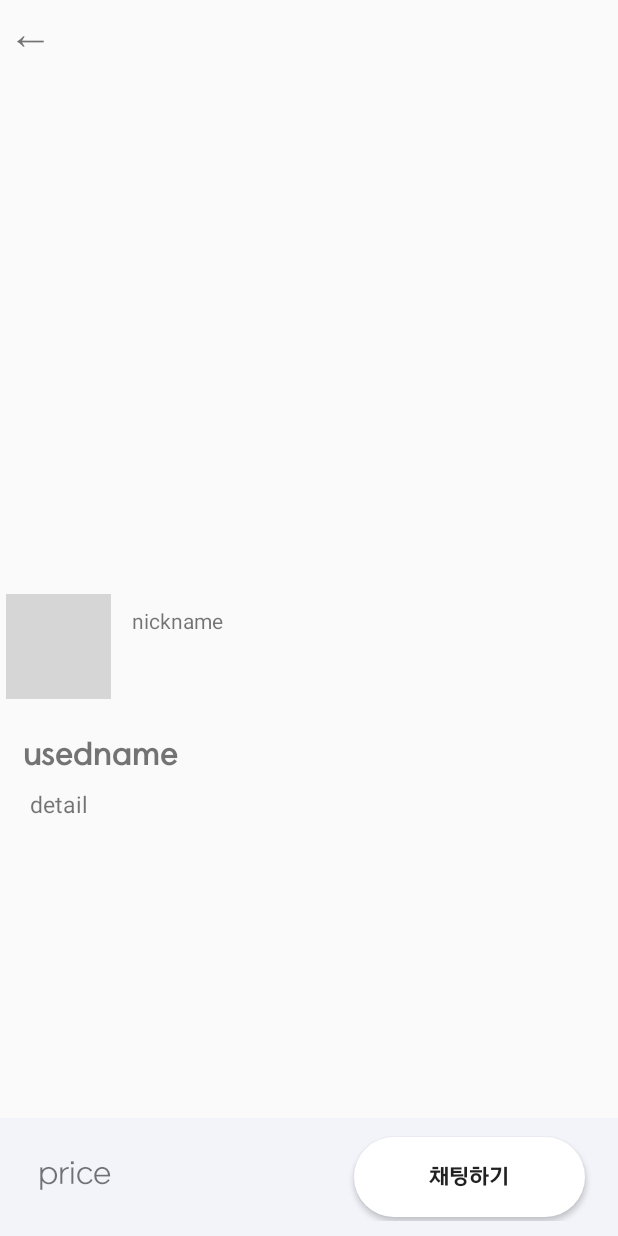
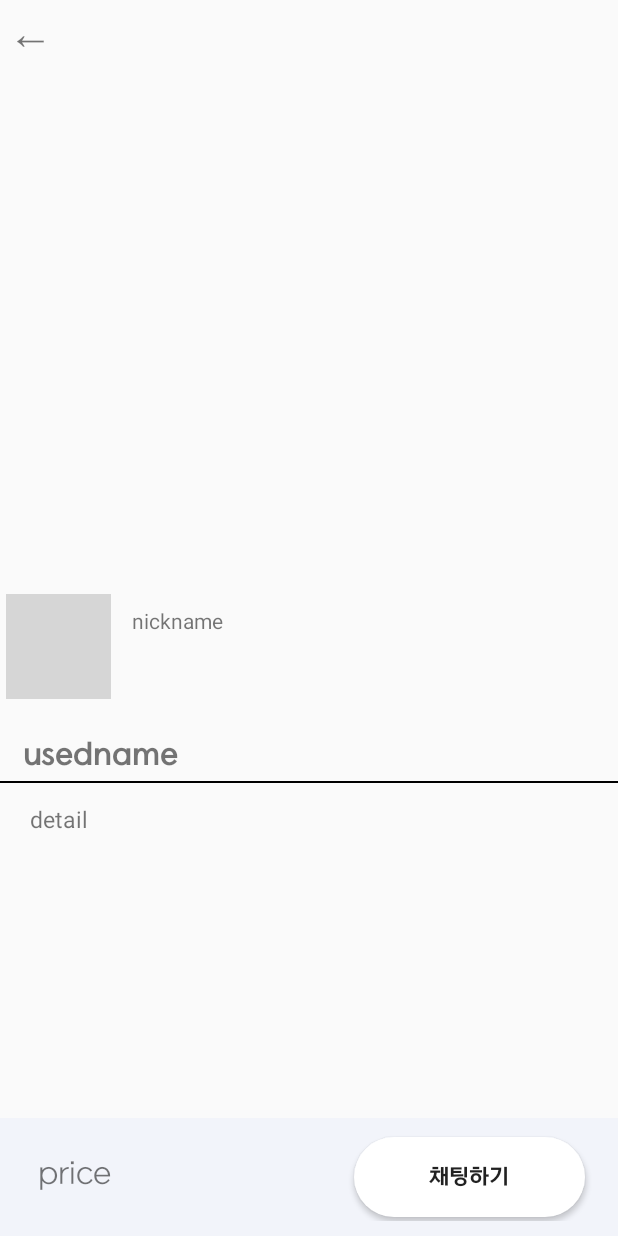
Before and after one commit to Taron8530/Solo_project, an Android app: the layout activity_used_info.xml on its own in the app's theme, with its tools: preview values and no code run, on a phone screen of 412 x 824 dp. Run offline under Robolectric (Android 15) with nearby library versions, the phone set to English and light mode, and no system bars; grey boxes are pictures that could not be loaded.

Commit message:
fixed all

```diff
--- a/app/src/main/java/com/example/solo_project/F_home.java
+++ b/app/src/main/java/com/example/solo_project/F_home.java
@@ -53,7 +53,7 @@ public class F_home extends Fragment {
         recyclerView.setLayoutManager(new LinearLayoutManager(getContext()));
         recyclerView.addItemDecoration(new DividerItemDecoration(getContext(), 1));
         Log.e("onCreateView", "닉네임은:"+nickname);
-        adapter = new main_adapter();
+        adapter = new main_adapter(getContext());
         recyclerView.setAdapter(adapter);
         adapter.setlist(list);
         recyclerView.addOnScrollListener(new RecyclerView.OnScrollListener() {
--- a/app/src/main/java/com/example/solo_project/F_profile.java
+++ b/app/src/main/java/com/example/solo_project/F_profile.java
@@ -110,7 +110,6 @@ public class F_profile extends Fragment {
             public void onClick(View view) {
                 Intent i = new Intent(getActivity(), Video_call_Activity.class);
                 startActivity(i);
-                getActivity().finish();
             }
         });
         creditActivity.setOnClickListener(new View.OnClickListener() {
--- a/app/src/main/java/com/example/solo_project/frag_salehistory_ing.java
+++ b/app/src/main/java/com/example/solo_project/frag_salehistory_ing.java
@@ -16,13 +16,14 @@ import android.widget.TextView;
 
 import com.google.android.material.tabs.TabLayout;
 
+import java.io.Serializable;
 import java.util.ArrayList;
 
 import retrofit2.Call;
 import retrofit2.Callback;
 import retrofit2.Response;
 
-public class frag_salehistory_ing extends Fragment {
+public class frag_salehistory_ing extends Fragment implements Serializable {
     private String nickname;
     RecyclerView recyclerView;
     main_adapter adapter;
@@ -39,7 +40,7 @@ public class frag_salehistory_ing extends Fragment {
         View root = inflater.inflate(R.layout.fragment_frag_salehistory_ing, container, false);
         // Inflate the layout for this fragment
         recyclerView = root.findViewById(R.id.sales_recyclerview);
-        adapter = new main_adapter();
+        adapter = new main_adapter(getContext());
         recyclerView.setHasFixedSize(true);
         recyclerView.setLayoutManager(new LinearLayoutManager(getContext()));
         recyclerView.addItemDecoration(new DividerItemDecoration(getContext(), DividerItemDecoration.VERTICAL));
--- a/app/src/main/java/com/example/solo_project/frag_salehistory_suc.java
+++ b/app/src/main/java/com/example/solo_project/frag_salehistory_suc.java
@@ -13,13 +13,14 @@ import android.view.LayoutInflater;
 import android.view.View;
 import android.view.ViewGroup;
 
+import java.io.Serializable;
 import java.util.ArrayList;
 
 import retrofit2.Call;
 import retrofit2.Callback;
 import retrofit2.Response;
 
-public class frag_salehistory_suc extends Fragment {
+public class frag_salehistory_suc extends Fragment implements Serializable {
     private String nickname;
     private RecyclerView recyclerView;
     private main_adapter adapter;
@@ -33,7 +34,7 @@ public class frag_salehistory_suc extends Fragment {
                              Bundle savedInstanceState) {
         View root = inflater.inflate(R.layout.fragment_frag_salehistory_suc, container, false);
         recyclerView = root.findViewById(R.id.suc_recyclerview);
-        adapter = new main_adapter();
+        adapter = new main_adapter(getContext());
         recyclerView.setHasFixedSize(true);
         recyclerView.setLayoutManager(new LinearLayoutManager(getContext()));
         recyclerView.addItemDecoration(new DividerItemDecoration(getContext(), DividerItemDecoration.VERTICAL));
--- a/app/src/main/res/layout/activity_used_info.xml
+++ b/app/src/main/res/layout/activity_used_info.xml
@@ -75,8 +75,9 @@
                 android:textAlignment="center"
                 app:layout_constraintEnd_toEndOf="parent"
                 app:layout_constraintStart_toStartOf="parent"
-                app:layout_constraintTop_toBottomOf="@id/viewpager_frame" />
+                app:layout_constraintTop_toBottomOf="@id/viewpager_frame" >
 
+            </LinearLayout>
             <TextView
                 android:id="@+id/used_info_detail"
                 android:layout_width="match_parent"
@@ -84,7 +85,7 @@
                 android:paddingLeft="20dp"
                 android:text="detail"
                 android:textSize="15dp"
-                android:layout_marginTop="10dp"
+                android:layout_marginTop="20dp"
                 app:layout_constraintEnd_toEndOf="parent"
                 app:layout_constraintHorizontal_bias="1.0"
                 app:layout_constraintStart_toStartOf="parent"
@@ -115,6 +116,16 @@
                 app:layout_constraintStart_toStartOf="parent"
                 app:layout_constraintTop_toBottomOf="@+id/layoutIndicators"
                 tools:srcCompat="@tools:sample/avatars" />
+
+            <View
+                android:id="@+id/line"
+                android:layout_width="match_parent"
+                android:layout_height="1dp"
+                android:background="#000000"
+                android:layout_marginTop="5dp"
+                app:layout_constraintTop_toBottomOf="@id/used_info_name"
+                app:layout_constraintEnd_toEndOf="parent"
+                app:layout_constraintStart_toStartOf="parent" />
 
         </androidx.constraintlayout.widget.ConstraintLayout>
     </ScrollView>
--- a/app/src/main/res/layout/item_recyclerview.xml
+++ b/app/src/main/res/layout/item_recyclerview.xml
@@ -7,6 +7,7 @@
 
 
     <LinearLayout
+        android:id="@+id/used_item"
         android:layout_width="match_parent"
         android:layout_height="129dp"
         android:gravity="center_vertical"
@@ -84,7 +85,6 @@
     <View
         android:layout_width="match_parent"
         android:layout_height="1dp"
-        android:layout_marginHorizontal="10dp"
         android:background="#FFC2A1" />
 
 </LinearLayout>
--- a/app/src/main/res/layout/right_chat.xml
+++ b/app/src/main/res/layout/right_chat.xml
@@ -12,6 +12,7 @@
         android:layout_width="wrap_content"
         android:layout_height="wrap_content"
         android:layout_marginEnd="15dp"
+        android:layout_weight="0.5"
         android:padding="7dp"
         android:text="내가 보낸 메세지"
         android:background="@drawable/right_chat_bg"
--- a/app/src/main/res/values/colors.xml
+++ b/app/src/main/res/values/colors.xml
@@ -12,5 +12,8 @@
     <color name="btn_color">#f2f4fa</color>
     <color name="sold_out_color">#9c3034</color>
     <color name="main">#FFFFFF</color>
+    <color name="darkGray">#FFDDDDDD</color>
+    <color name="gray">#FFC6C6C6</color>
+    <color name="lightGray">#FFE9E9E9</color>
 
 </resources>
```
Also changed, not shown: app/src/main/java/com/example/solo_project/main_adapter.java (+11 -2 lines), app/src/main/java/com/example/solo_project/used_info.java (+9 -6 lines), app/src/main/java/com/example/solo_project/webrtc/PCObserver.java (added, +86 -0 lines), app/src/main/java/com/example/solo_project/webrtc/SDPObserver.java (added, +18 -0 lines), app/src/main/java/com/example/solo_project/webrtc/Video_call_Activity.java (+2 -67 lines).
